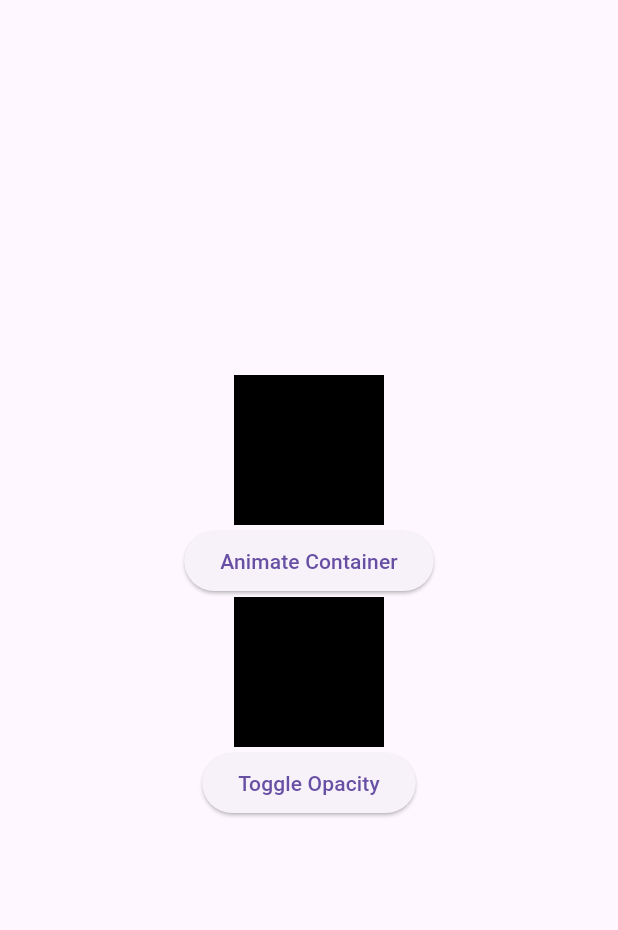
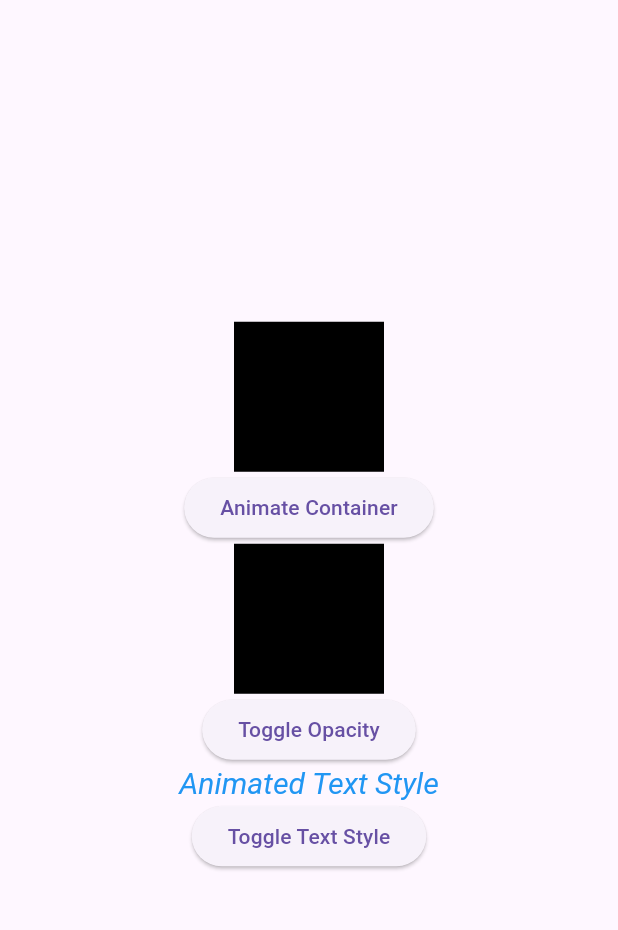
Before and after one commit to david-tawfik/flutter_animation, a Flutter app: the screen it shows after launch, on a phone screen of 412 x 824 dp, the part 63-993 px from its top. Run offline on Flutter 3.47's test engine with Material 3 defaults, Android fonts, the phone set to English and light mode, and no system bars.

Commit message:
finished task 3 (animated default textstyle)

```diff
--- a/lib/main.dart
+++ b/lib/main.dart
@@ -28,6 +28,7 @@ class _AnimatedFooExampleState extends State<AnimatedFooExample> {
   double _height = 100.0;
   Color _color = Colors.black;
   double _opacity = 1.0;
+  bool _isToggled = false;
 
   void _animateContainer() {
     setState(() {
@@ -42,6 +43,12 @@ class _AnimatedFooExampleState extends State<AnimatedFooExample> {
   void _toggleOpacity() {
     setState(() {
       _opacity = _opacity == 1.0 ? 0.0 : 1.0;
+    });
+  }
+
+  void _toggleTextStyle() {
+    setState(() {
+      _isToggled = !_isToggled;
     });
   }
 
@@ -74,6 +81,27 @@ class _AnimatedFooExampleState extends State<AnimatedFooExample> {
           onPressed: _toggleOpacity,
           child: const Text('Toggle Opacity'),
         ),
+        AnimatedDefaultTextStyle(
+          style: _isToggled
+              ? const TextStyle(
+                  fontSize: 40,
+                  color: Colors.red,
+                  fontWeight: FontWeight.bold,
+                  fontStyle: FontStyle.normal,
+                )
+              : const TextStyle(
+                  fontSize: 20,
+                  color: Colors.blue,
+                  fontWeight: FontWeight.normal,
+                  fontStyle: FontStyle.italic,
+                ),
+          duration: const Duration(seconds: 1),
+          child: const Text('Animated Text Style'),
+        ),
+        ElevatedButton(
+          onPressed: _toggleTextStyle,
+          child: const Text('Toggle Text Style'),
+        ),
       ],
     );
   }
```
